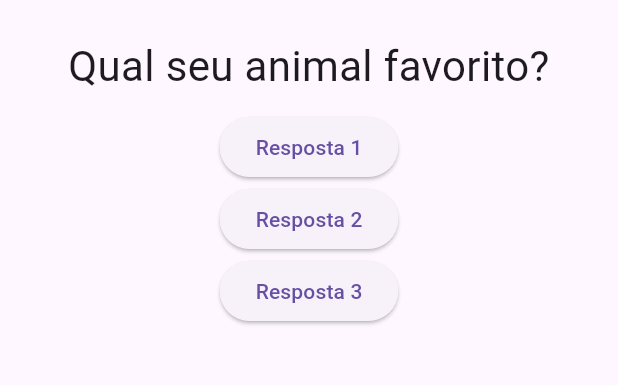
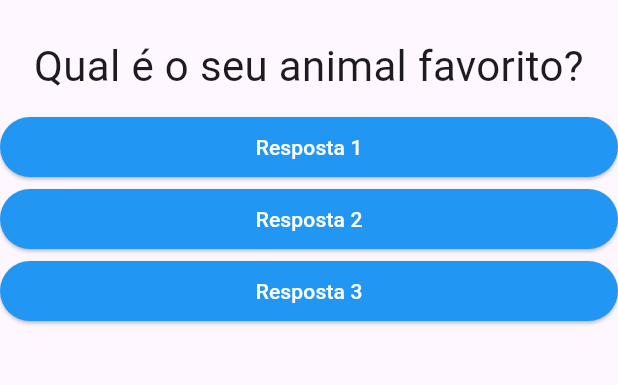
Before and after one commit to victoricoma/ddm_flutter_b, a Flutter app: the screen it shows after launch, after a tap on "Resposta 1", on a phone screen of 412 x 824 dp, the part 63-448 px from its top. Run offline on Flutter 3.47's test engine with Material 3 defaults, Android fonts, the phone set to English and light mode, and no system bars.

Commit message:
Aula2504 Função de Call Back

```diff
--- a/perguntas/lib/main.dart
+++ b/perguntas/lib/main.dart
@@ -1,22 +1,25 @@
 import 'package:flutter/material.dart';
 import './questao.dart';
+import './resposta.dart';
 
-void main() {
-  runApp(new PerguntaApp());
-}
+void main() => runApp(const PerguntaApp());
 
 class PerguntaAppState extends State<PerguntaApp> {
   var perguntaSelecionada = 0;
+
   void responder() {
     setState(() {
       perguntaSelecionada++;
     });
-    print(perguntaSelecionada);
   }
 
   @override
   Widget build(BuildContext context) {
-    final perguntas = ['Qual sua cor favorita?', 'Qual seu animal favorito?'];
+    final perguntas = [
+      'Qual é a sua cor favorita?',
+      'Qual é o seu animal favorito?',
+    ];
+
     return MaterialApp(
       home: Scaffold(
         appBar: AppBar(
@@ -25,17 +28,19 @@ class PerguntaAppState extends State<PerguntaApp> {
         body: Column(
           children: [
             Questao(perguntas[perguntaSelecionada]),
-          ElevatedButton(onPressed: responder, child: const Text('Resposta 1')),
-          ElevatedButton(onPressed: responder, child: const Text('Resposta 2')),
-          ElevatedButton(onPressed: responder, child: const Text('Resposta 3'))
+            Resposta('Resposta 1', responder),
+            Resposta('Resposta 2', responder),
+            Resposta('Resposta 3', responder),
           ],
         ),
-    ));
+      ),
+    );
   }
 }
 
 class PerguntaApp extends StatefulWidget {
   const PerguntaApp({super.key});
+
   @override
   PerguntaAppState createState() {
     return PerguntaAppState();
--- /dev/null
+++ b/perguntas/lib/resposta.dart
@@ -0,0 +1,23 @@
+import 'package:flutter/material.dart';
+
+class Resposta extends StatelessWidget {
+  final String texto;
+  final void Function() quandoSelecionado;
+
+  const Resposta(this.texto, this.quandoSelecionado, {super.key});
+
+  @override
+  Widget build(BuildContext context) {
+    return SizedBox(
+      width: double.infinity,
+      child: ElevatedButton(
+        style: ElevatedButton.styleFrom(
+          backgroundColor: Colors.blue,
+          foregroundColor: Colors.white,
+        ),
+        onPressed: quandoSelecionado,
+        child: Text(texto),
+      ),
+    );
+  }
+}
```
Lines whose indentation alone changed are shown as unchanged.
